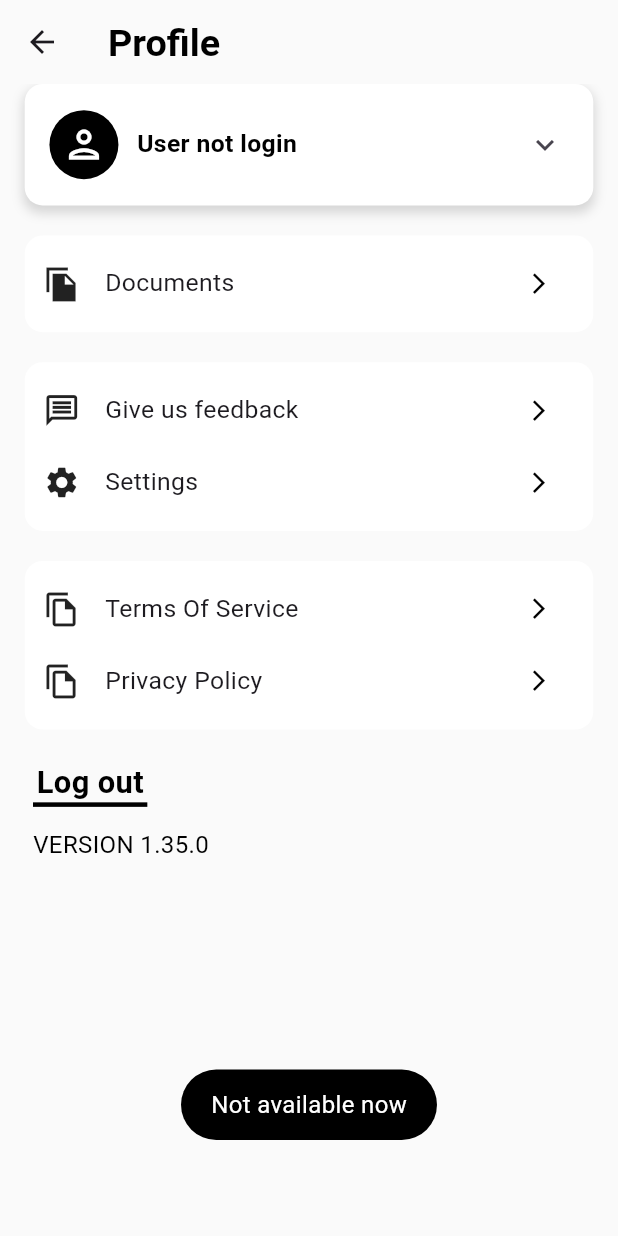
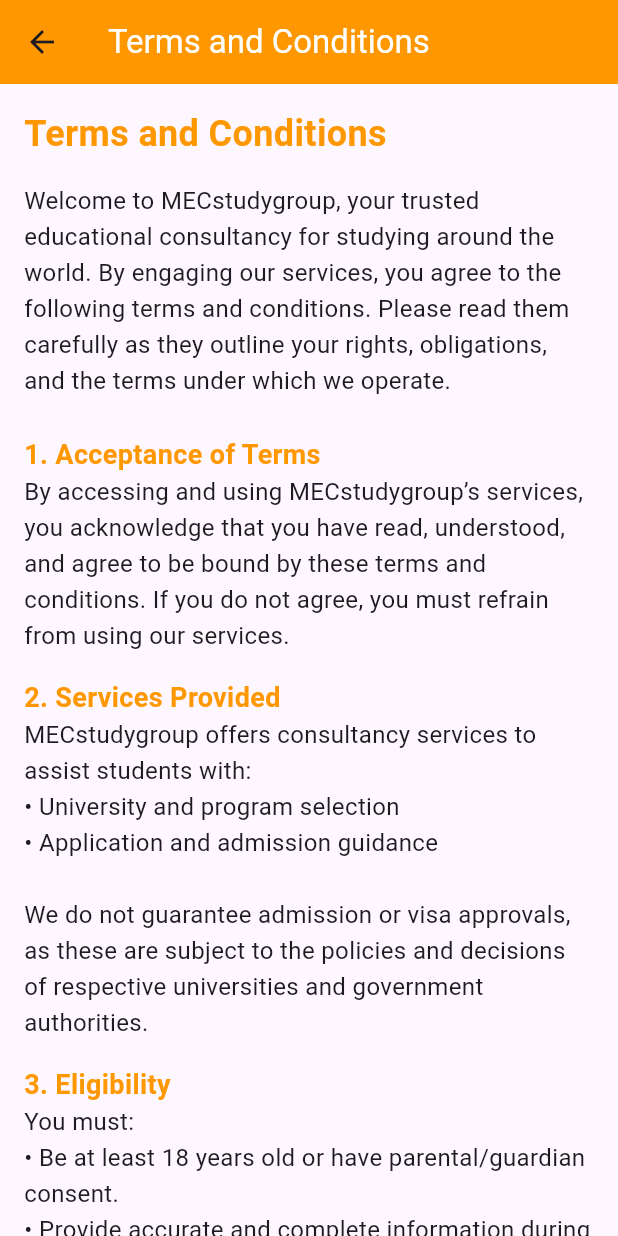
Before and after one commit to Rafid-tawhid/mecstudy, a Flutter app: the ProfileScreen screen opened directly, after a tap on "Terms Of Service", on a phone screen of 412 x 824 dp. Run offline on Flutter 3.47's test engine with Material 3 defaults, Android fonts, the phone set to English and light mode, and no system bars; our stand-ins replace dropdown_search, file_picker, flutter_html, flutter_screenutil, flutter_secure_storage, fluttertoast and 2 more; missing offline and left inert: http_interceptor, mailer, oauth2_client; accounts and stored records are empty; statements that could not run were skipped.

Commit message:
added two static page

```diff
--- a/lib/Profile/ProfileScreen.dart
+++ b/lib/Profile/ProfileScreen.dart
@@ -5,6 +5,8 @@
 import 'package:mecstudygroup/LoginAndSignupModule/SignupScreen.dart';
 import 'package:mecstudygroup/LoginAndSignupModule/login_bottom_sheet.dart';
 import 'package:mecstudygroup/Profile/DocumentsUpload.dart';
+import 'package:mecstudygroup/Profile/privacy_policy.dart';
+import 'package:mecstudygroup/Profile/terms_and_conditions.dart';
 import 'package:mecstudygroup/Utilities/Colors.dart';
 import 'package:mecstudygroup/Utilities/helper_class.dart';
 import 'package:shared_preferences/shared_preferences.dart';
@@ -485,7 +487,7 @@
               padding: EdgeInsets.symmetric(horizontal: screenWidth * 0.03), // 3% of screen width
               child: InkWell(
                 onTap: (){
-                  HelperClass.showToast('Not available now');
+                 Navigator.push(context, CupertinoPageRoute(builder: (context)=>TermsAndConditionsScreen()));
                 },
                 child: Row(
                   children: [
@@ -520,7 +522,8 @@
               padding: EdgeInsets.symmetric(horizontal: screenWidth * 0.03), // 3% of screen width
               child: InkWell(
                 onTap: (){
-                  HelperClass.showToast('Not available now');
+
+                  Navigator.push(context, CupertinoPageRoute(builder: (context)=>PrivacyPolicyScreen()));
                 },
                 child: Row(
                   children: [
--- /dev/null
+++ b/lib/Profile/privacy_policy.dart
@@ -0,0 +1,130 @@
+import 'package:flutter/material.dart';
+
+class PrivacyPolicyScreen extends StatelessWidget {
+  @override
+  Widget build(BuildContext context) {
+    return Scaffold(
+      appBar: AppBar(
+        title: Text("Privacy Policy",style: TextStyle(color: Colors.white),),
+        backgroundColor: Colors.orange,
+      ),
+      body: SingleChildScrollView(
+        padding: const EdgeInsets.all(16.0),
+        child: Column(
+          crossAxisAlignment: CrossAxisAlignment.start,
+          children: [
+            Text(
+              "Privacy Policy",
+              style: TextStyle(
+                fontSize: 24,
+                fontWeight: FontWeight.bold,
+                color: Colors.orange,
+              ),
+            ),
+            SizedBox(height: 16),
+            Text(
+              "We MECSTUDYGROUP value your privacy and are committed to protecting your personal information. This Privacy Policy explains how we collect, use, and share information when you use our website and app, which is designed to provide admission information and consult students interested in studying abroad.",
+              style: TextStyle(fontSize: 16, height: 1.5),
+            ),
+            SizedBox(height: 24),
+            _buildSectionTitle("Information Collection"),
+            Text(
+              "We collect the following types of information:\n"
+                  "• Personal Information: Information you provide when creating an account or expressing interest, such as your name, email address, phone number, educational background, and preferred study destinations.\n"
+                  "• Usage Data: Information about how you use the app, including features you use, pages visited, and the time spent on the app.\n"
+                  "• Device Information: Information about the device you use to access our app, such as device type, operating system, and unique device identifiers.",
+              style: TextStyle(fontSize: 16, height: 1.5),
+            ),
+            SizedBox(height: 16),
+            _buildSectionTitle("Use of Information"),
+            Text(
+              "We use the collected information to:\n"
+                  "• Provide and improve our services.\n"
+                  "• Match you with suitable study programs and opportunities.\n"
+                  "• Personalize user experience.\n"
+                  "• Communicate with you, including sending updates, newsletters, and notifications.\n"
+                  "• Respond to your inquiries and provide customer support.\n"
+                  "• Conduct analytics to understand how our services are used and improve user experience.",
+              style: TextStyle(fontSize: 16, height: 1.5),
+            ),
+            SizedBox(height: 16),
+            _buildSectionTitle("Sharing of Information"),
+            Text(
+              "We do not share your personal information with third parties except:\n"
+                  "• With your consent.\n"
+                  "• For processing by third-party service providers who assist us in our operations (e.g., cloud storage providers, communication platforms).\n"
+                  "• With educational institutions and partners to provide you with relevant information and opportunities.\n"
+                  "• When required by law or to protect our legal rights.",
+              style: TextStyle(fontSize: 16, height: 1.5),
+            ),
+            SizedBox(height: 16),
+            _buildSectionTitle("Data Retention"),
+            Text(
+              "We retain your personal information only as long as necessary to fulfil the purposes for which it was collected or as required by law.",
+              style: TextStyle(fontSize: 16, height: 1.5),
+            ),
+            SizedBox(height: 16),
+            _buildSectionTitle("Security Measures"),
+            Text(
+              "We implement reasonable security measures to protect your information from unauthorized access, alteration, or disclosure. These measures include encryption, access controls, and regular security assessments.",
+              style: TextStyle(fontSize: 16, height: 1.5),
+            ),
+            SizedBox(height: 16),
+            _buildSectionTitle("User Rights"),
+            Text(
+              "You have the right to:\n"
+                  "• Access your personal information.\n"
+                  "• Request corrections to your personal information.\n"
+                  "• Request deletion of your personal information.\n"
+                  "• Opt-out of receiving marketing communications.\n"
+                  "• Withdraw consent at any time when we rely on your consent to process your personal information.",
+              style: TextStyle(fontSize: 16, height: 1.5),
+            ),
+            SizedBox(height: 16),
+            _buildSectionTitle("Third-Party Services"),
+            Text(
+              "Our app may contain links to third-party websites or services that are not owned or controlled by us. We are not responsible for the privacy practices of these third parties. We encourage you to review their privacy policies.",
+              style: TextStyle(fontSize: 16, height: 1.5),
+            ),
+            SizedBox(height: 16),
+            _buildSectionTitle("Changes to the Privacy Policy"),
+            Text(
+              "We may update this Privacy Policy from time to time. We will notify you of any changes by posting the new Privacy Policy on this page and updating the 'Last Updated' date at the top.",
+              style: TextStyle(fontSize: 16, height: 1.5),
+            ),
+            SizedBox(height: 16),
+            _buildSectionTitle("Contact Information"),
+            Text(
+              "If you have any questions or concerns about this Privacy Policy, please contact us at:\n\n"
+                  "Email: admissions@mecstudygroup.com",
+              style: TextStyle(fontSize: 16, height: 1.5),
+            ),
+            SizedBox(height: 16),
+            _buildSectionTitle("Compliance with Google Play Policies"),
+            Text(
+              "Our app complies with Google Play’s Developer Program Policies, including policies on data collection, use, and sharing. We adhere to best practices for user data protection and transparency.",
+              style: TextStyle(fontSize: 16, height: 1.5),
+            ),
+            SizedBox(height: 24),
+          ],
+        ),
+      ),
+    );
+  }
+
+  Widget _buildSectionTitle(String title) {
+    return Text(
+      title,
+      style: TextStyle(
+        fontSize: 18,
+        fontWeight: FontWeight.bold,
+        color: Colors.orange,
+      ),
+    );
+  }
+}
+
+void main() => runApp(MaterialApp(
+  debugShowCheckedModeBanner: false,
+  home: PrivacyPolicyScreen(),
+));
--- /dev/null
+++ b/lib/Profile/terms_and_conditions.dart
@@ -0,0 +1,142 @@
+import 'package:flutter/material.dart';
+
+class TermsAndConditionsScreen extends StatelessWidget {
+  @override
+  Widget build(BuildContext context) {
+    return Scaffold(
+      appBar: AppBar(
+        title: Text("Terms and Conditions",style: TextStyle(color: Colors.white),),
+        backgroundColor: Colors.orange,
+      ),
+      body: SingleChildScrollView(
+        padding: const EdgeInsets.all(16.0),
+        child: Column(
+          crossAxisAlignment: CrossAxisAlignment.start,
+          children: [
+            Text(
+              "Terms and Conditions",
+              style: TextStyle(
+                fontSize: 24,
+                fontWeight: FontWeight.bold,
+                color: Colors.orange,
+              ),
+            ),
+            SizedBox(height: 16),
+            Text(
+              "Welcome to MECstudygroup, your trusted educational consultancy for studying around the world. By engaging our services, you agree to the following terms and conditions. Please read them carefully as they outline your rights, obligations, and the terms under which we operate.",
+              style: TextStyle(fontSize: 16, height: 1.5),
+            ),
+            SizedBox(height: 24),
+            _buildSectionTitle("1. Acceptance of Terms"),
+            Text(
+              "By accessing and using MECstudygroup’s services, you acknowledge that you have read, understood, and agree to be bound by these terms and conditions. If you do not agree, you must refrain from using our services.",
+              style: TextStyle(fontSize: 16, height: 1.5),
+            ),
+            SizedBox(height: 16),
+            _buildSectionTitle("2. Services Provided"),
+            Text(
+              "MECstudygroup offers consultancy services to assist students with:\n"
+                  "• University and program selection\n"
+                  "• Application and admission guidance\n\n"
+                  "We do not guarantee admission or visa approvals, as these are subject to the policies and decisions of respective universities and government authorities.",
+              style: TextStyle(fontSize: 16, height: 1.5),
+            ),
+            SizedBox(height: 16),
+            _buildSectionTitle("3. Eligibility"),
+            Text(
+              "You must:\n"
+                  "• Be at least 18 years old or have parental/guardian consent.\n"
+                  "• Provide accurate and complete information during the consultancy process.\n\n"
+                  "Failure to meet these requirements may result in the termination of our services.",
+              style: TextStyle(fontSize: 16, height: 1.5),
+            ),
+            SizedBox(height: 16),
+            _buildSectionTitle("4. Client Responsibilities"),
+            Text(
+              "You are responsible for:\n"
+                  "• Providing all necessary documents and information promptly.\n"
+                  "• Ensuring the authenticity of the documents submitted.\n"
+                  "• Adhering to application deadlines and fee payment schedules set by universities or visa authorities.",
+              style: TextStyle(fontSize: 16, height: 1.5),
+            ),
+            SizedBox(height: 16),
+            _buildSectionTitle("5. Fees and Payment"),
+            Text(
+              "• Consultancy fees must be paid as per the agreed schedule.\n"
+                  "• Additional costs, such as university application fees, test fees, and visa application fees, are to be borne by the client.\n"
+                  "• Fees are non-refundable unless explicitly stated otherwise in the service agreement.",
+              style: TextStyle(fontSize: 16, height: 1.5),
+            ),
+            SizedBox(height: 16),
+            _buildSectionTitle("6. Confidentiality and Data Protection"),
+            Text(
+              "MECstudygroup values your privacy. All personal information shared with us will be handled in accordance with applicable data protection laws. We will not disclose your information to third parties without your consent unless required by law.",
+              style: TextStyle(fontSize: 16, height: 1.5),
+            ),
+            SizedBox(height: 16),
+            _buildSectionTitle("7. Limitation of Liability"),
+            Text(
+              "MECstudygroup is not liable for:\n"
+                  "• Denial of admission by universities\n"
+                  "• Visa rejections\n"
+                  "• Delays caused by third parties or unforeseen circumstances\n\n"
+                  "Our liability is limited to the extent of the consultancy fees paid to us.",
+              style: TextStyle(fontSize: 16, height: 1.5),
+            ),
+            SizedBox(height: 16),
+            _buildSectionTitle("8. Cancellation and Termination"),
+            Text(
+              "• Either party may terminate the service agreement with written notice.\n"
+                  "• Fees already paid are non-refundable unless otherwise agreed.\n"
+                  "• MECstudygroup reserves the right to terminate services if terms are violated.",
+              style: TextStyle(fontSize: 16, height: 1.5),
+            ),
+            SizedBox(height: 16),
+            _buildSectionTitle("9. Intellectual Property"),
+            Text(
+              "All content, materials, and information provided by MECstudygroup are our intellectual property. Unauthorized use, reproduction, or distribution is prohibited.",
+              style: TextStyle(fontSize: 16, height: 1.5),
+            ),
+            SizedBox(height: 16),
+            _buildSectionTitle("10. Amendments to Terms"),
+            Text(
+              "MECstudygroup reserves the right to modify these terms and conditions at any time. Changes will be communicated through our official channels and will take effect upon posting.",
+              style: TextStyle(fontSize: 16, height: 1.5),
+            ),
+            SizedBox(height: 16),
+            _buildSectionTitle("11. Governing Law"),
+            Text(
+              "These terms and conditions are governed by and construed in accordance with the laws of the jurisdiction where MECstudygroup operates.",
+              style: TextStyle(fontSize: 16, height: 1.5),
+            ),
+            SizedBox(height: 16),
+            _buildSectionTitle("12. Contact Us"),
+            Text(
+              "If you have any questions or concerns regarding these terms, please contact us:\n\n"
+                  "MECstudygroup Educational Consultant\n\n"
+                  "Email: admissions@mecstudygroup.com",
+              style: TextStyle(fontSize: 16, height: 1.5),
+            ),
+            SizedBox(height: 24),
+          ],
+        ),
+      ),
+    );
+  }
+
+  Widget _buildSectionTitle(String title) {
+    return Text(
+      title,
+      style: TextStyle(
+        fontSize: 18,
+        fontWeight: FontWeight.bold,
+        color: Colors.orange,
+      ),
+    );
+  }
+}
+
+void main() => runApp(MaterialApp(
+  debugShowCheckedModeBanner: false,
+  home: TermsAndConditionsScreen(),
+));
```
